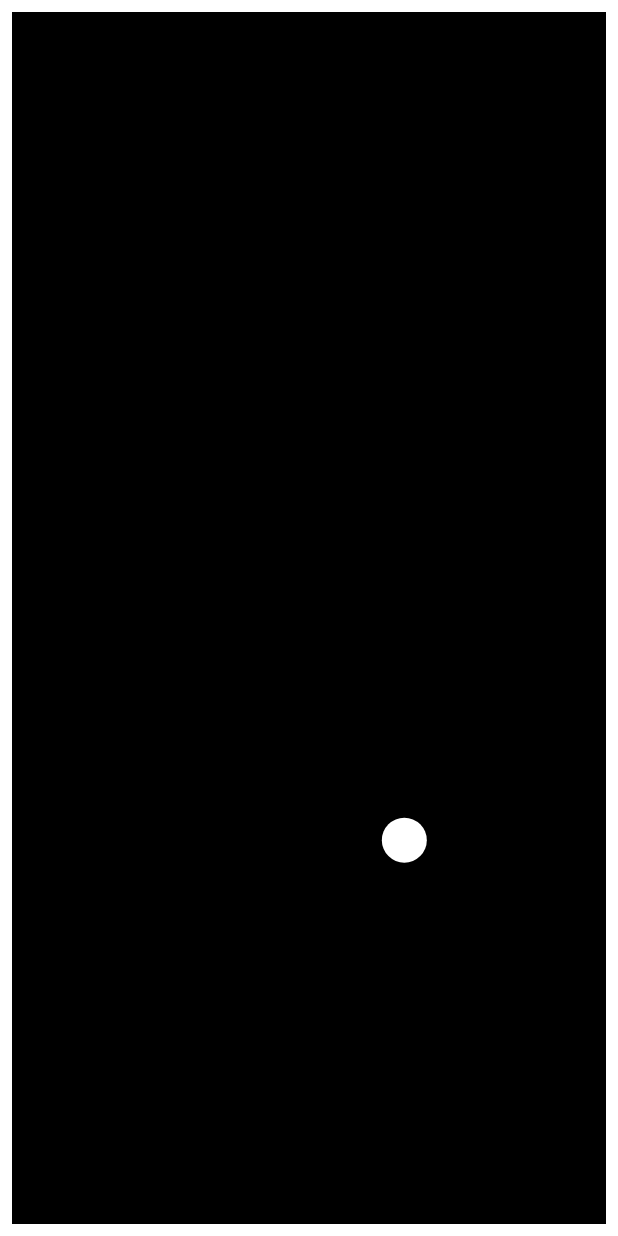
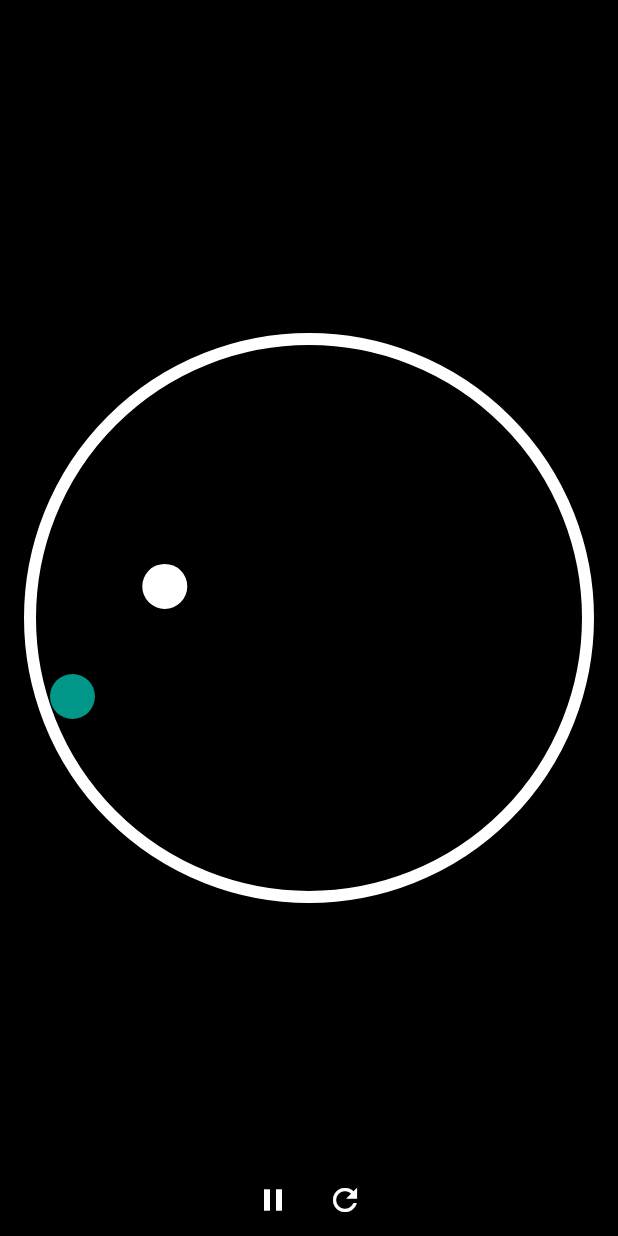
Before and after one commit to sharmadhiraj/Flutter-Magic-Balls, a Flutter app: the screen it shows after launch, on a phone screen of 412 x 824 dp. Run offline on Flutter 3.47's test engine with Material 3 defaults, Android fonts, the phone set to English and light mode, and no system bars.

Commit message:
Rewrite simulation: ticker-driven physics, circular arena, collisions, tap to spawn, pause/reset, haptics.

```diff
--- /dev/null
+++ b/lib/arena/arena.dart
@@ -0,0 +1,124 @@
+import 'dart:math';
+
+import 'package:flutter/foundation.dart';
+import 'package:flutter/painting.dart';
+import 'package:flutter_magic_balls/config.dart';
+import 'package:flutter_magic_balls/models/ball.dart';
+import 'package:flutter_magic_balls/models/ball_fate.dart';
+import 'package:flutter_magic_balls/arena/offset_math.dart';
+
+class Arena extends ChangeNotifier {
+  Arena({this.onWallHit, Random? random}) : _random = random ?? Random();
+
+  final VoidCallback? onWallHit;
+  final Random _random;
+  final List<Ball> balls = [];
+
+  Offset center = Offset.zero;
+  double radius = 0;
+
+  Color _glowColor = Config.borderColor;
+  double _glowRemaining = 0;
+
+  Color get borderColor => Color.lerp(
+    Config.borderColor,
+    _glowColor,
+    _glowRemaining / Config.glowSeconds,
+  )!;
+
+  double get _maxCenterDistance =>
+      radius - Config.borderWidth / 2 - Config.ballRadius;
+
+  void resize(Size size) {
+    center = size.center(Offset.zero);
+    radius = size.shortestSide / 2 - Config.arenaMargin;
+  }
+
+  void reset() {
+    balls.clear();
+    _glowRemaining = 0;
+    spawn(center);
+  }
+
+  void spawn(Offset position) {
+    final bool isOutside = (position - center).distance > _maxCenterDistance;
+    if (isOutside || balls.length >= Config.maxBalls) return;
+    balls.add(
+      Ball(
+        color: Config.ballColors[_random.nextInt(Config.ballColors.length)],
+        position: position,
+        velocity: Offset.fromDirection(
+          _random.nextDouble() * 2 * pi,
+          Config.ballSpeed,
+        ),
+      ),
+    );
+    notifyListeners();
+  }
+
+  void step(double seconds) {
+    for (final Ball ball in balls) {
+      ball.position += ball.velocity * seconds;
+    }
+    final List<Ball> hits = balls.where(_bounceOffWall).toList();
+    _collideBalls();
+    hits.forEach(_handleWallHit);
+    _glowRemaining = max(0, _glowRemaining - seconds);
+    notifyListeners();
+  }
+
+  bool _bounceOffWall(Ball ball) {
+    final Offset offset = ball.position - center;
+    if (offset.distance <= _maxCenterDistance) return false;
+    final Offset normal = offset / offset.distance;
+    ball.position = center + normal * _maxCenterDistance;
+    if (ball.velocity.dot(normal) <= 0) return false;
+    ball.velocity = ball.velocity.reflect(normal);
+    return true;
+  }
+
+  void _collideBalls() {
+    for (int i = 0; i < balls.length; i++) {
+      for (int j = i + 1; j < balls.length; j++) {
+        _collide(balls[i], balls[j]);
+      }
+    }
+  }
+
+  void _collide(Ball a, Ball b) {
+    final Offset delta = b.position - a.position;
+    final double distance = delta.distance;
+    if (distance == 0 || distance >= Config.ballRadius * 2) return;
+    final Offset normal = delta / distance;
+    final Offset separation = normal * (Config.ballRadius - distance / 2);
+    a.position -= separation;
+    b.position += separation;
+    if (a.velocity.dot(normal) > 0) a.velocity = a.velocity.reflect(normal);
+    if (b.velocity.dot(normal) < 0) b.velocity = b.velocity.reflect(normal);
+  }
+
+  void _handleWallHit(Ball ball) {
+    _glowColor = ball.color;
+    _glowRemaining = Config.glowSeconds;
+    onWallHit?.call();
+    switch (_randomFate()) {
+      case BallFate.create:
+        spawn(ball.position);
+      case BallFate.vanish:
+        if (balls.length > 1) balls.remove(ball);
+      case BallFate.nothing:
+        break;
+    }
+  }
+
+  BallFate _randomFate() {
+    int roll = _random.nextInt(
+      Config.fateWeights.values.fold(0, (int sum, int weight) => sum + weight),
+    );
+    for (final MapEntry<BallFate, int> entry in Config.fateWeights.entries) {
+      roll -= entry.value;
+      if (roll < 0) return entry.key;
+    }
+    return BallFate.nothing;
+  }
+}
--- a/lib/components/ball.dart
+++ /dev/null
@@ -1,123 +0,0 @@
-import 'dart:async';
-import 'dart:math';
-
-import 'package:flutter/material.dart';
-import 'package:flutter_magic_balls/models/ball.dart';
-import 'package:flutter_magic_balls/util/config.dart';
-
-class BallWidget extends StatefulWidget {
-  const BallWidget({
-    required this.ball,
-    required this.onHitBoundary,
-    super.key,
-  });
-
-  final Ball ball;
-  final void Function(Ball) onHitBoundary;
-
-  @override
-  State<BallWidget> createState() => _BallWidgetState();
-}
-
-class _BallWidgetState extends State<BallWidget> {
-  Offset _circlePosition = Offset.zero;
-  late double _width;
-  late double _height;
-  double _statusBarHeight = 0;
-  double _bottomBarHeight = 0;
-  late Timer _timer;
-  bool _movingRight = true;
-  double _slope = 0;
-  Color _color = Colors.transparent;
-
-  @override
-  void initState() {
-    super.initState();
-    WidgetsBinding.instance.addPostFrameCallback((_) => _init());
-  }
-
-  @override
-  Widget build(BuildContext context) {
-    return Positioned(
-      left: _circlePosition.dx,
-      top: _circlePosition.dy,
-      child: Container(
-        decoration: BoxDecoration(
-          color: _color,
-          shape: BoxShape.circle,
-        ),
-        height: Config.ballSize,
-        width: Config.ballSize,
-      ),
-    );
-  }
-
-  void _init() {
-    _statusBarHeight = MediaQuery.of(context).viewPadding.top;
-    _bottomBarHeight = MediaQuery.of(context).viewPadding.bottom;
-    _height = MediaQuery.of(context).size.height;
-    _width = MediaQuery.of(context).size.width;
-    _circlePosition = Offset(
-      (_width - Config.ballSize) / 2,
-      (_height - Config.ballSize) / 2,
-    );
-    _color = widget.ball.color;
-    _initMovementDirection();
-  }
-
-  void _initMovementDirection() {
-    final double initX = Random().nextDouble() * _width;
-    final double initY = Random().nextDouble() * _height;
-    _slope = (-initY + _circlePosition.dy) / (initX - _circlePosition.dx);
-    _movingRight = initX > _circlePosition.dx;
-    _initTimer();
-  }
-
-  void _initTimer() {
-    _timer = Timer.periodic(
-      Config.ballMovementDuration,
-      (timer) {
-        final double xDistance = sqrt(1 / (1 + pow(_slope, 2)));
-        setState(
-          () => _circlePosition = Offset(
-            _circlePosition.dx + (_movingRight ? 1 : -1) * xDistance,
-            _circlePosition.dy + (_movingRight ? -1 : 1) * _slope * xDistance,
-          ),
-        );
-        if (_hitTopOrBottomBoundary()) {
-          widget.onHitBoundary(widget.ball);
-          setState(() => _slope = _slope * -1);
-        }
-        if (_hitLeftOrRightBoundary()) {
-          widget.onHitBoundary(widget.ball);
-          setState(() {
-            _slope = _slope * -1;
-            _movingRight = !_movingRight;
-          });
-        }
-      },
-    );
-  }
-
-  bool _hitTopOrBottomBoundary() {
-    return _circlePosition.dy <
-            Config.containerBorderWidth + _statusBarHeight ||
-        _circlePosition.dy >
-            _height -
-                Config.ballSize -
-                Config.containerBorderWidth -
-                _bottomBarHeight;
-  }
-
-  bool _hitLeftOrRightBoundary() {
-    return _circlePosition.dx >
-            _width - Config.ballSize - Config.containerBorderWidth ||
-        _circlePosition.dx < Config.containerBorderWidth;
-  }
-
-  @override
-  void dispose() {
-    super.dispose();
-    _timer.cancel();
-  }
-}
--- /dev/null
+++ b/lib/config.dart
@@ -0,0 +1,38 @@
+import 'package:flutter/material.dart';
+import 'package:flutter_magic_balls/models/ball_fate.dart';
+
+class Config {
+  static const String appName = "Flutter Magic Balls";
+
+  static const double ballRadius = 15;
+  static const double ballSpeed = 200;
+  static const int maxBalls = 20;
+
+  static const double borderWidth = 8;
+  static const double arenaMargin = 16;
+  static const Color borderColor = Colors.white;
+  static const double glowSeconds = 0.15;
+
+  static const double maxStepSeconds = 1 / 30;
+
+  static const Map<BallFate, int> fateWeights = {
+    BallFate.vanish: 1,
+    BallFate.create: 2,
+    BallFate.nothing: 1,
+  };
+
+  static const List<Color> ballColors = [
+    Colors.pink,
+    Colors.red,
+    Colors.orange,
+    Colors.blue,
+    Colors.white,
+    Colors.green,
+    Colors.teal,
+    Colors.amber,
+    Colors.cyan,
+    Colors.indigo,
+    Colors.purple,
+    Colors.yellow,
+  ];
+}
--- a/lib/main.dart
+++ b/lib/main.dart
@@ -1,6 +1,6 @@
 import 'package:flutter/material.dart';
+import 'package:flutter_magic_balls/config.dart';
 import 'package:flutter_magic_balls/screens/home.dart';
-import 'package:flutter_magic_balls/util/constants.dart';
 
 void main() {
   runApp(const MagicBallsApp());
@@ -13,7 +13,7 @@ class MagicBallsApp extends StatelessWidget {
   Widget build(BuildContext context) {
     return MaterialApp(
       debugShowCheckedModeBanner: false,
-      title: Constant.appName,
+      title: Config.appName,
       theme: ThemeData(
         colorScheme: ColorScheme.fromSeed(seedColor: Colors.teal),
         useMaterial3: true,
--- a/lib/models/ball.dart
+++ b/lib/models/ball.dart
@@ -1,16 +1,9 @@
-import 'package:flutter/material.dart';
-import 'package:flutter_magic_balls/util/common.dart';
+import 'dart:ui';
 
 class Ball {
-  final String id;
+  Ball({required this.color, required this.position, required this.velocity});
+
   final Color color;
-
-  const Ball({required this.id, required this.color});
-
-  factory Ball.create() {
-    return Ball(
-      id: CommonUtil.generateRandomId(),
-      color: CommonUtil.getRandomColor(),
-    );
-  }
+  Offset position;
+  Offset velocity;
 }
--- /dev/null
+++ b/lib/models/ball_fate.dart
@@ -0,0 +1 @@
+enum BallFate { vanish, create, nothing }
--- a/lib/models/ball_future.dart
+++ /dev/null
@@ -1,5 +0,0 @@
-enum BallFuture {
-  vanish,
-  create,
-  nothing,
-}
--- a/lib/screens/home.dart
+++ b/lib/screens/home.dart
@@ -1,11 +1,11 @@
-import 'dart:async';
+import 'dart:math';
 
 import 'package:flutter/material.dart';
-import 'package:flutter_magic_balls/components/ball.dart';
-import 'package:flutter_magic_balls/models/ball.dart';
-import 'package:flutter_magic_balls/models/ball_future.dart';
-import 'package:flutter_magic_balls/util/common.dart';
-import 'package:flutter_magic_balls/util/config.dart';
+import 'package:flutter/scheduler.dart';
+import 'package:flutter/services.dart';
+import 'package:flutter_magic_balls/config.dart';
+import 'package:flutter_magic_balls/arena/arena.dart';
+import 'package:flutter_magic_balls/widgets/arena_painter.dart';
 
 class HomeScreen extends StatefulWidget {
   const HomeScreen({super.key});
@@ -14,85 +14,84 @@ class HomeScreen extends StatefulWidget {
   State<HomeScreen> createState() => _HomeScreenState();
 }
 
-class _HomeScreenState extends State<HomeScreen> {
-  Color _borderColor = Config.containerBorderColor;
-  final List<BallWidget> _balls = [];
+class _HomeScreenState extends State<HomeScreen>
+    with SingleTickerProviderStateMixin {
+  late final Arena _arena = Arena(onWallHit: HapticFeedback.selectionClick);
+  late final Ticker _ticker = createTicker(_onTick);
+  Duration _lastElapsed = Duration.zero;
+  bool _paused = false;
 
   @override
   void initState() {
     super.initState();
-    WidgetsBinding.instance.addPostFrameCallback((_) => _addNewBall());
+    _ticker.start();
+    WidgetsBinding.instance.addPostFrameCallback((_) => _arena.reset());
+  }
+
+  @override
+  void dispose() {
+    _ticker.dispose();
+    _arena.dispose();
+    super.dispose();
   }
 
   @override
   Widget build(BuildContext context) {
     return Scaffold(
-      body: _buildBody(),
       backgroundColor: Colors.black,
-    );
-  }
-
-  Widget _buildBody() {
-    return Stack(
-      children: [
-        _buildContainerBorder(),
-        ..._balls,
-      ],
-    );
-  }
-
-  Widget _buildContainerBorder() {
-    return AnimatedContainer(
-      margin: EdgeInsets.only(
-        top: MediaQuery.of(context).viewPadding.top,
-        bottom: MediaQuery.of(context).viewPadding.bottom,
-      ),
-      decoration: BoxDecoration(
-        color: Colors.black,
-        border: Border.all(
-          color: _borderColor,
-          width: Config.containerBorderWidth,
-        ),
-      ),
-      duration: Config.containerGlowDuration,
-      curve: Curves.easeInOut,
-    );
-  }
-
-  void _handleBoundaryHit(Ball ball) {
-    _handleBallFuture(ball);
-    setState(() => _borderColor = ball.color);
-    Future.delayed(
-      Config.containerGlowDuration,
-      () => setState(() => _borderColor = Config.containerBorderColor),
-    );
-  }
-
-  void _handleBallFuture(Ball ball) {
-    final BallFuture ballFuture = CommonUtil.getRandomFuture();
-    if (ballFuture == BallFuture.create) {
-      _addNewBall();
-    } else if (ballFuture == BallFuture.vanish) {
-      _removeBall(ball);
-    }
-  }
-
-  void _addNewBall() {
-    if (_balls.length > Config.maxBallsCount) return;
-    setState(
-      () => _balls.add(
-        BallWidget(
-          ball: Ball.create(),
-          onHitBoundary: _handleBoundaryHit,
+      body: SafeArea(
+        child: Stack(
+          children: [
+            Positioned.fill(child: _buildArena()),
+            Align(alignment: Alignment.bottomCenter, child: _buildControls()),
+          ],
         ),
       ),
     );
   }
 
-  void _removeBall(Ball ball) {
-    if (_balls.length <= 1) return;
-    setState(
-      () => _balls.removeWhere((ballWidget) => ballWidget.ball.id == ball.id),
+  Widget _buildArena() {
+    return LayoutBuilder(
+      builder: (context, constraints) {
+        _arena.resize(constraints.biggest);
+        return Semantics(
+          label: "Arena. Tap to add a ball.",
+          child: GestureDetector(
+            behavior: HitTestBehavior.opaque,
+            onTapDown: (details) => _arena.spawn(details.localPosition),
+            child: CustomPaint(
+              size: Size.infinite,
+              painter: ArenaPainter(_arena),
+            ),
+          ),
+        );
+      },
     );
   }
+
+  Widget _buildControls() {
+    return Row(
+      mainAxisSize: MainAxisSize.min,
+      children: [
+        IconButton(
+          tooltip: _paused ? "Resume" : "Pause",
+          color: Config.borderColor,
+          icon: Icon(_paused ? Icons.play_arrow : Icons.pause),
+          onPressed: () => setState(() => _paused = !_paused),
+        ),
+        IconButton(
+          tooltip: "Reset",
+          color: Config.borderColor,
+          icon: const Icon(Icons.refresh),
+          onPressed: _arena.reset,
+        ),
+      ],
+    );
+  }
+
+  void _onTick(Duration elapsed) {
+    final double seconds = (elapsed - _lastElapsed).inMicroseconds / 1e6;
+    _lastElapsed = elapsed;
+    if (!_paused) _arena.step(min(seconds, Config.maxStepSeconds));
+  }
 }
--- a/lib/util/common.dart
+++ /dev/null
@@ -1,24 +0,0 @@
-import 'dart:math';
-
-import 'package:flutter/material.dart';
-import 'package:flutter_magic_balls/models/ball_future.dart';
-import 'package:flutter_magic_balls/util/config.dart';
-
-class CommonUtil {
-  static String generateRandomId() {
-    final String timestamp = DateTime.now().millisecondsSinceEpoch.toString();
-    final String randomPart =
-        Random().nextInt(999999).toString().padLeft(6, '0');
-    return "$timestamp$randomPart";
-  }
-
-  static Color getRandomColor() {
-    if (Config.ballColors.isEmpty) return Colors.teal;
-    return Config.ballColors[Random().nextInt(Config.ballColors.length)];
-  }
-
-  static BallFuture getRandomFuture() {
-    if (Config.ballFuture.isEmpty) return BallFuture.nothing;
-    return Config.ballFuture[Random().nextInt(Config.ballFuture.length)];
-  }
-}
--- a/lib/util/config.dart
+++ /dev/null
@@ -1,31 +0,0 @@
-import 'package:flutter/material.dart';
-import 'package:flutter_magic_balls/models/ball_future.dart';
-
-class Config {
-  static const double ballSize = 30;
-  static const Duration ballMovementDuration = Duration(milliseconds: 5);
-  static const double containerBorderWidth = 8;
-  static const Color containerBorderColor = Colors.white;
-  static const Duration containerGlowDuration = Duration(milliseconds: 150);
-  static const int maxBallsCount = 20;
-  static const List<BallFuture> ballFuture = [
-    BallFuture.vanish,
-    BallFuture.create,
-    BallFuture.create,
-    BallFuture.nothing,
-  ];
-  static const List<Color> ballColors = [
-    Colors.pink,
-    Colors.red,
-    Colors.orange,
-    Colors.blue,
-    Colors.white,
-    Colors.green,
-    Colors.teal,
-    Colors.amber,
-    Colors.cyan,
-    Colors.indigo,
-    Colors.purple,
-    Colors.yellow,
-  ];
-}
--- a/lib/util/constants.dart
+++ /dev/null
@@ -1,3 +0,0 @@
-class Constant {
-  static const String appName = "Flutter Magic balls";
-}
```
Also changed, not shown: lib/arena/offset_math.dart (added, +7 -0 lines), lib/widgets/arena_painter.dart (added, +31 -0 lines).
